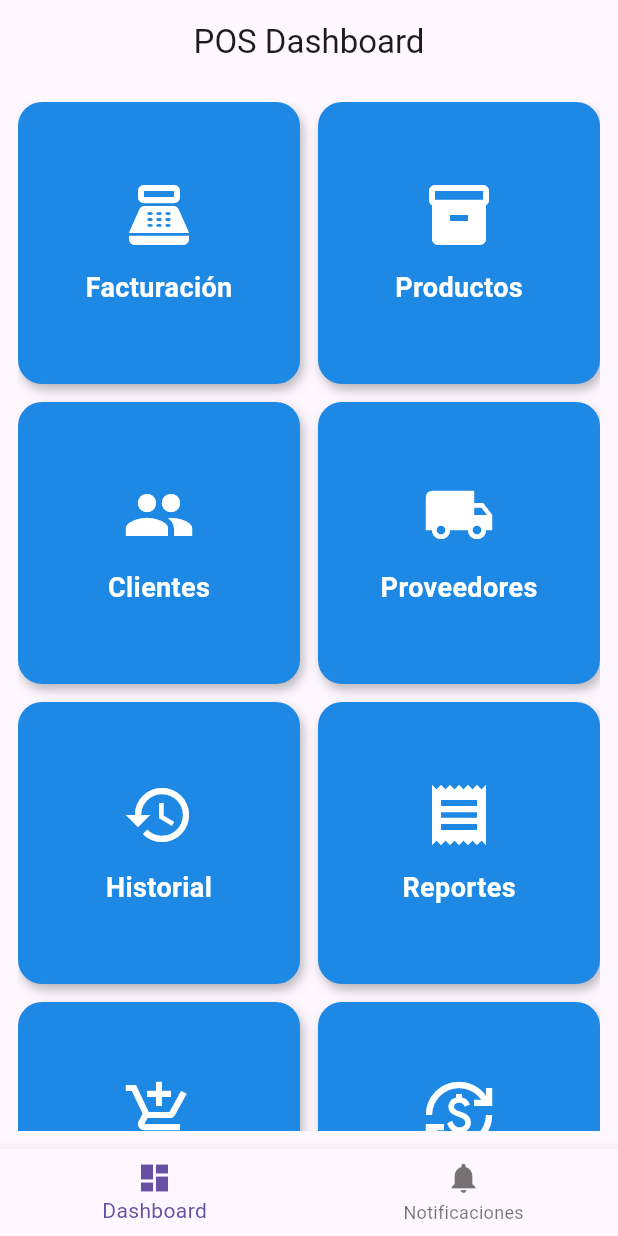
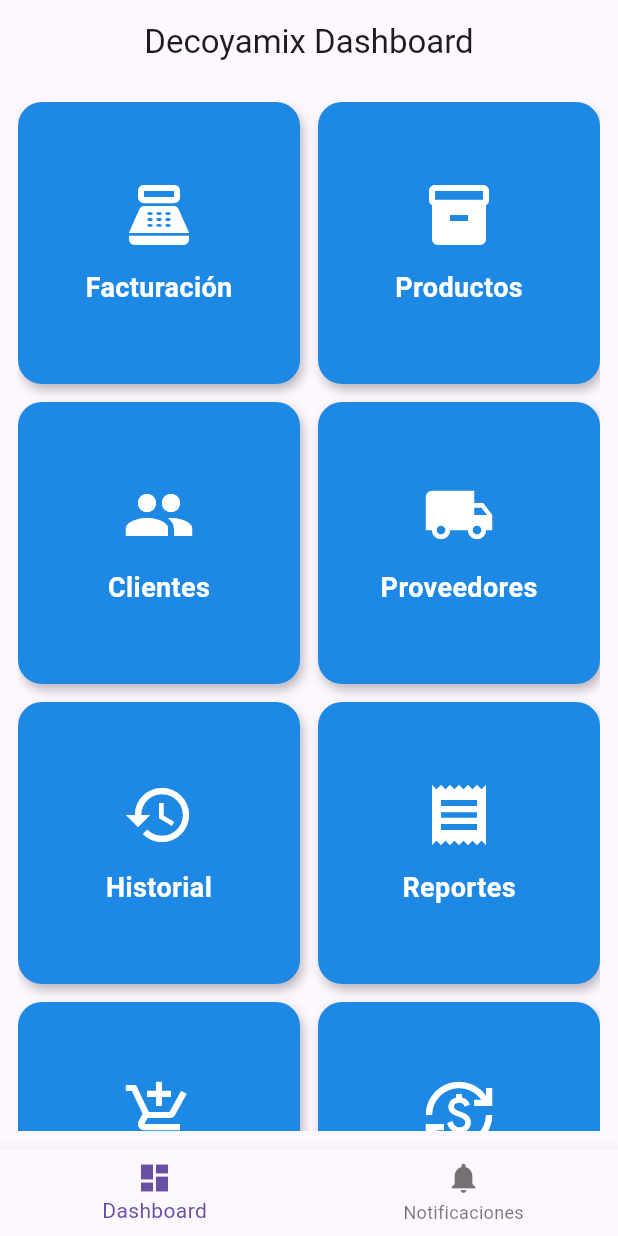
Before and after one commit to enmanuel67/pos-app, a Flutter app: the screen it shows after launch, on a phone screen of 412 x 824 dp. Run offline on Flutter 3.47's test engine with Material 3 defaults, Android fonts, the phone set to English and light mode, and no system bars; our stand-ins replace barcode_widget, sqflite; missing offline and left inert: blue_thermal_printer, mobile_scanner; accounts and stored records are empty.

Commit message:
cambio de titulo

```diff
--- a/lib/screens/dashboard_screen.dart
+++ b/lib/screens/dashboard_screen.dart
@@ -47,7 +47,7 @@ class DashboardScreen extends StatelessWidget {
 
     return Scaffold(
       appBar: AppBar(
-        title: const Text('POS Dashboard'),
+        title: const Text('Decoyamix Dashboard'),
         centerTitle: true,
       ),
       body: Padding(
```
